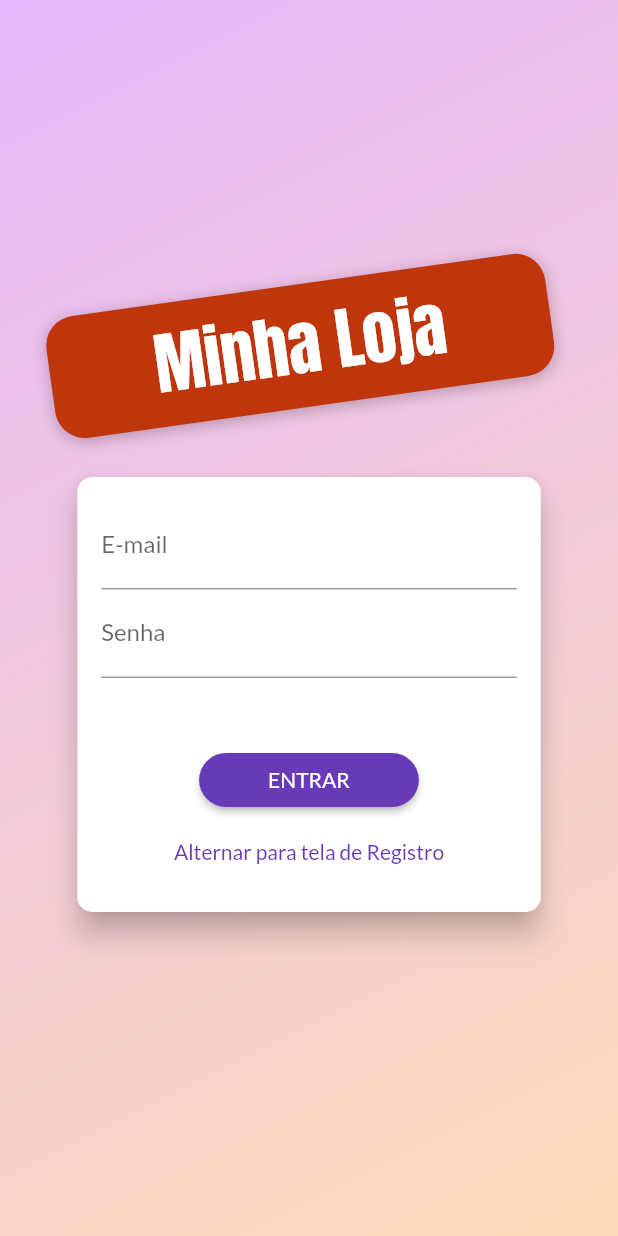
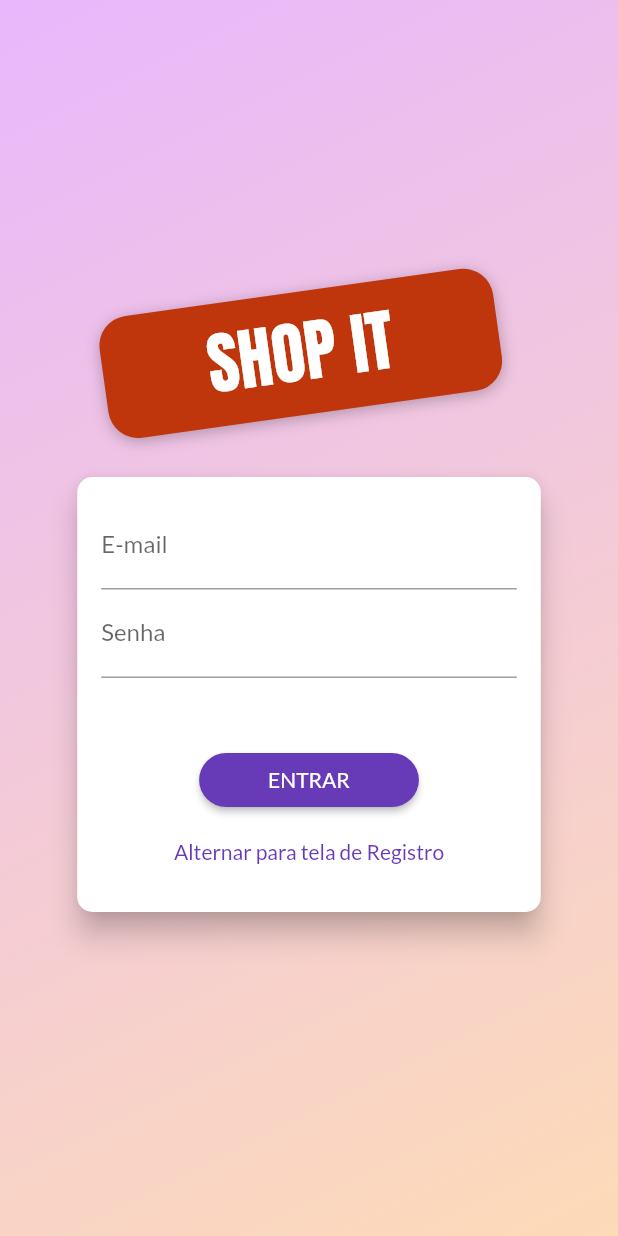
Before and after one commit to LucasZick/shop-it, a Flutter app: the screen it shows after launch, on a phone screen of 412 x 824 dp. Run offline on Flutter 3.47's test engine with Material 2 defaults, Android fonts, the phone set to English and light mode, and no system bars; our stand-ins replace shared_preferences.

Commit message:
style: fixed the name of the shop

```diff
--- a/lib/main.dart
+++ b/lib/main.dart
@@ -39,7 +39,7 @@ class MyApp extends StatelessWidget {
       ],
       child: MaterialApp(
         debugShowCheckedModeBanner: false,
-        title: 'Minha Loja',
+        title: 'SHOP IT',
         theme: ThemeData(
             colorScheme:
                 ColorScheme.fromSwatch(primarySwatch: Colors.deepPurple)
--- a/lib/views/auth_screen.dart
+++ b/lib/views/auth_screen.dart
@@ -45,7 +45,7 @@ class AuthScreen extends StatelessWidget {
                         ],
                       ),
                       child: Text(
-                        'Minha Loja',
+                        'SHOP IT',
                         style: TextStyle(
                             color: Colors.white,
                             fontSize: 45,
--- a/lib/views/products_overview_screen.dart
+++ b/lib/views/products_overview_screen.dart
@@ -35,7 +35,7 @@ class _ProductOverviewScreenState extends State<ProductOverviewScreen> {
   Widget build(BuildContext context) {
     return Scaffold(
       appBar: AppBar(
-        title: Text('Minha Loja'),
+        title: Text('SHOP IT'),
         actions: <Widget>[
           PopupMenuButton(
             onSelected: (FilterOptions selectedValue) {
```
